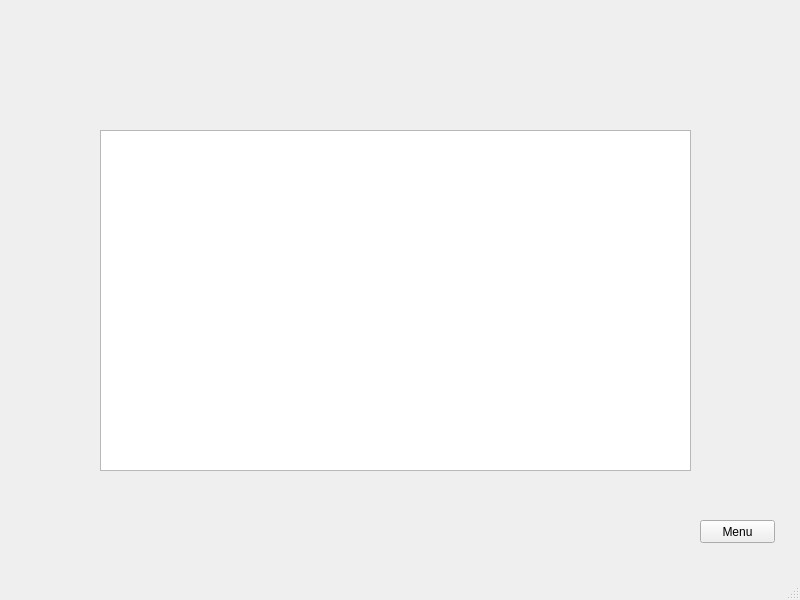
Above: mainmenu.ui from tk6996/SudokuQt before the change. Below: the same form after it.
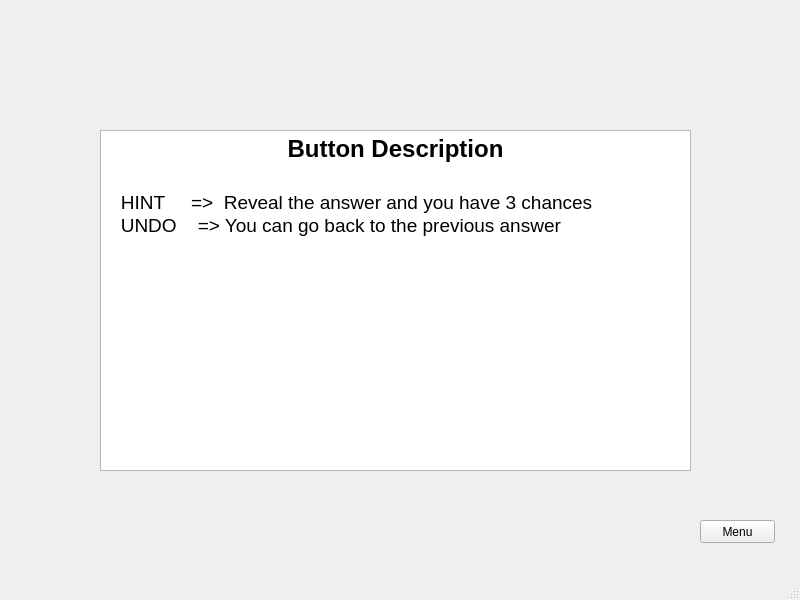
That is the form after the change. The open tabs and pages were chosen to show the change.

Patch:
```diff
--- a/mainmenu.ui
+++ b/mainmenu.ui
@@ -131,7 +131,7 @@
        <string>Menu</string>
       </property>
      </widget>
-     <widget class="QPlainTextEdit" name="plainTextEdit">
+     <widget class="QTextBrowser" name="textBrowser">
       <property name="geometry">
        <rect>
         <x>100</x>
@@ -140,13 +140,17 @@
         <height>341</height>
        </rect>
       </property>
-      <property name="font">
-       <font>
-        <pointsize>12</pointsize>
-       </font>
-      </property>
-      <property name="plainText">
-       <string/>
+      <property name="html">
+       <string>&lt;!DOCTYPE HTML PUBLIC &quot;-//W3C//DTD HTML 4.0//EN&quot; &quot;http://www.w3.org/TR/REC-html40/strict.dtd&quot;&gt;
+&lt;html&gt;&lt;head&gt;&lt;meta name=&quot;qrichtext&quot; content=&quot;1&quot; /&gt;&lt;style type=&quot;text/css&quot;&gt;
+p, li { white-space: pre-wrap; }
+&lt;/style&gt;&lt;/head&gt;&lt;body style=&quot; font-family:'MS Shell Dlg 2'; font-size:8.25pt; font-weight:400; font-style:normal;&quot;&gt;
+&lt;p align=&quot;center&quot; style=&quot; margin-top:0px; margin-bottom:0px; margin-left:0px; margin-right:0px; -qt-block-indent:0; text-indent:0px;&quot;&gt;&lt;span style=&quot; font-family:'MS Shell Dlg 2'; font-size:18pt; font-weight:600;&quot;&gt;Button Description&lt;/span&gt;&lt;/p&gt;
+&lt;p style=&quot;-qt-paragraph-type:empty; margin-top:0px; margin-bottom:0px; margin-left:0px; margin-right:0px; -qt-block-indent:0; text-indent:0px; font-family:'MS Shell Dlg 2'; font-size:18pt;&quot;&gt;&lt;br /&gt;&lt;/p&gt;
+&lt;p style=&quot; margin-top:0px; margin-bottom:0px; margin-left:0px; margin-right:0px; -qt-block-indent:0; text-indent:0px;&quot;&gt;&lt;span style=&quot; font-family:'MS Shell Dlg 2'; font-size:14pt;&quot;&gt;   HINT     =&amp;gt;  Reveal the answer and you have 3 chances&lt;/span&gt;&lt;/p&gt;
+&lt;p style=&quot; margin-top:0px; margin-bottom:0px; margin-left:0px; margin-right:0px; -qt-block-indent:0; text-indent:0px;&quot;&gt;&lt;span style=&quot; font-family:'MS Shell Dlg 2'; font-size:14pt;&quot;&gt;   UNDO    =&amp;gt; You can go back to the previous answer&lt;/span&gt;&lt;/p&gt;
+&lt;p style=&quot;-qt-paragraph-type:empty; margin-top:0px; margin-bottom:0px; margin-left:0px; margin-right:0px; -qt-block-indent:0; text-indent:0px; font-family:'MS Shell Dlg 2'; font-size:18pt;&quot;&gt;&lt;br /&gt;&lt;/p&gt;
+&lt;p style=&quot;-qt-paragraph-type:empty; margin-top:0px; margin-bottom:0px; margin-left:0px; margin-right:0px; -qt-block-indent:0; text-indent:0px; font-family:'MS Shell Dlg 2'; font-size:18pt;&quot;&gt;&lt;br /&gt;&lt;/p&gt;&lt;/body&gt;&lt;/html&gt;</string>
       </property>
      </widget>
     </widget>
```
